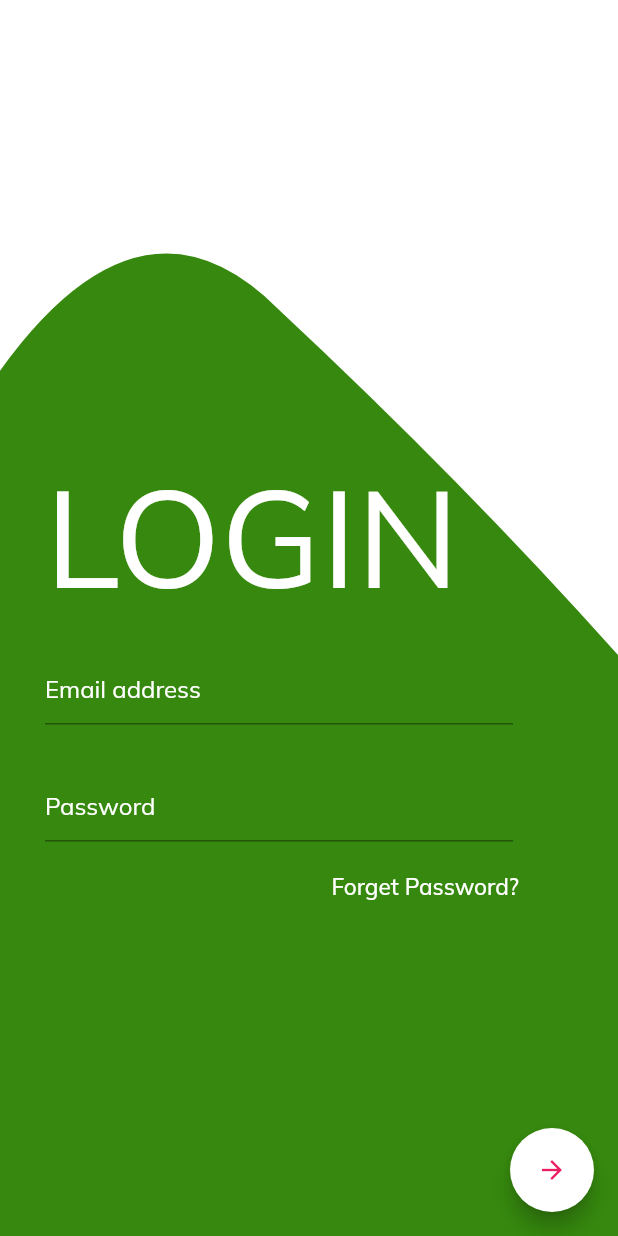
After one commit to mostafijurrm/e-commerce-flutter, a Flutter app: the LoginScreen screen opened by its route, on a phone screen of 412 x 824 dp. The commit adds this screen. Run offline on Flutter 3.47's test engine with Material 2 defaults, Android fonts, the phone set to English and light mode, and no system bars; our stand-ins replace flutter_screenutil, google_fonts; missing offline and left inert: flare_splash_screen, polygon_clipper.

Commit message:
added login screen

```diff
--- a/lib/main.dart
+++ b/lib/main.dart
@@ -1,4 +1,5 @@
 import 'package:e_commerce/route/route.dart';
+import 'package:e_commerce/screens/auth/login_screen.dart';
 import 'package:e_commerce/screens/home_screen.dart';
 import 'package:e_commerce/screens/product_details_screen.dart';
 import 'package:e_commerce/screens/splash_screen.dart';
@@ -25,6 +26,7 @@ class MyApp extends StatelessWidget {
       routes: {
         ROUTE.splash : (_) => Splash(),
         ROUTE.home : (_) => HomeScreen(),
+        ROUTE.login : (_) => LoginScreen(),
         ROUTE.productDetails : (_) => ProductDetailsScreen(),
       },
     );
--- a/lib/route/route.dart
+++ b/lib/route/route.dart
@@ -3,4 +3,5 @@ class ROUTE {
   static final String splash = 'splash';
   static final String home = 'home';
   static final String productDetails = 'product_detail';
+  static final String login = 'login';
 }
--- /dev/null
+++ b/lib/screens/auth/login_screen.dart
@@ -0,0 +1,193 @@
+
+import 'package:e_commerce/route/route.dart';
+import 'package:e_commerce/screens/utils/my_color.dart';
+import 'package:e_commerce/screens/utils/my_size.dart';
+import 'package:e_commerce/screens/utils/my_string.dart';
+import 'package:e_commerce/widgets/forget_password_button.dart';
+import 'package:flutter/material.dart';
+import 'package:flutter_screenutil/flutter_screenutil.dart';
+import 'package:polygon_clipper/polygon_border.dart';
+import 'package:polygon_clipper/polygon_clipper.dart';
+
+class LoginScreen extends StatefulWidget {
+  @override
+  _LoginScreenState createState() => _LoginScreenState();
+}
+
+class _LoginScreenState extends State<LoginScreen> {
+
+  @override
+  Widget build(BuildContext context) {
+    ScreenUtil.instance.init(context);
+    return Scaffold(
+      floatingActionButton: floatingActionBottom,
+      resizeToAvoidBottomPadding: false,
+      backgroundColor: Colors.white,
+      body: Stack(
+        children: <Widget>[
+          Positioned(
+            left: 240,
+            bottom: 520,
+            child: Container(
+              height: 250,
+              child: ClipPolygon(
+                sides: 6,
+                borderRadius: 10.0, // Default 0.0 degrees
+                rotate: 0, // Default 0.0 degrees
+                child: Container(
+                  decoration: BoxDecoration(
+                      gradient: LinearGradient(
+                        begin: Alignment.topRight,
+                        end: Alignment.bottomLeft,
+                        colors: <Color>[
+                          MyColor.primary_color,
+                          MyColor.secondary_color,
+                        ],
+                      )),
+                ),
+              ),
+            ),
+          ),
+          LinearGradientMask(
+            child: CustomPaint(
+              painter: CurvePainter(),
+              child: Container(
+                height: double.infinity,
+              ),
+            ),
+          ),
+          ListView(
+            children: <Widget>[
+              Padding(
+                padding: const EdgeInsets.fromLTRB(30, 300, 30, 0),
+                child: Column(
+                  crossAxisAlignment: CrossAxisAlignment.start,
+                  mainAxisAlignment: MainAxisAlignment.start,
+                  children: <Widget>[
+                    Text(
+                      MyString.login.toUpperCase(),
+                      style: TextStyle(
+                        color: MyColor.white,
+                        fontSize: MySize.dynamicSp(80),
+                      ),
+                    ),
+                    Column(
+                      children: <Widget>[
+                        _textField(MyString.email, false),
+                        _textField(MyString.password, true),
+                        ForgetPasswordButton(
+                          color: MyColor.white,
+                          rightPadding: 20,
+                        ),
+                      ],
+                    ),
+                  ],
+                ),
+              ),
+            ],
+          ),
+        ],
+      ),
+    );
+  }
+
+  Widget _textField(String text, bool obscure) => Padding(
+    padding: const EdgeInsets.fromLTRB(0, 20, 40, 10),
+    child: TextField(
+      style: TextStyle(color: MyColor.white),
+      textAlign: TextAlign.left,
+      obscureText: obscure,
+      autocorrect: false,
+      cursorColor: MyColor.white,
+      maxLines: 1,
+      decoration: InputDecoration(
+        border: new UnderlineInputBorder(
+            borderSide: new BorderSide(color: Colors.white)),
+        hintText: text,
+        hintStyle: TextStyle(color: Colors.white),
+      ),
+    ),
+  );
+
+  Widget get floatingActionBottom => FloatingActionButton(
+    backgroundColor: MyColor.white,
+    shape: PolygonBorder(
+      sides: 5,
+      borderRadius: 5.0, // Default 0.0 degrees
+      border: BorderSide.none, // Default BorderSide.none
+    ),
+    child: Icon(
+      Icons.arrow_forward,
+      color: Colors.pink,
+      size: 20,
+    ),
+    onPressed: () {
+      print('click');
+      Navigator.of(context).pushReplacementNamed(ROUTE.home);
+    },
+  );
+}
+
+class CurvePainter extends CustomPainter {
+  @override
+  void paint(Canvas canvas, Size size) {
+    Paint paint = new Paint()..color = MyColor.secondary_color;
+    // create a path
+    var path = Path();
+    path.moveTo(0, size.height * 0.30);
+    path.quadraticBezierTo(size.width * 0.23, size.height * 0.14,
+        size.width * 0.45, size.height * 0.25);
+    path.quadraticBezierTo(
+        size.width * 0.75, size.height * 0.39, size.width, size.height * 0.53);
+    path.lineTo(size.width, size.height);
+    path.lineTo(0, size.height);
+    canvas.drawPath(path, paint);
+  }
+
+  @override
+  bool shouldRepaint(CustomPainter oldDelegate) => true;
+}
+
+class DrawPoligon extends CustomClipper<Path> {
+  @override
+  Path getClip(Size size) {
+    final path = Path();
+    path.lineTo(0, 0);
+    path.lineTo(size.width, 0);
+    path.lineTo(size.width, size.height * 0.8);
+    path.lineTo(size.width * 0.8, size.height);
+    path.lineTo(size.width * 0.2, size.height);
+    path.lineTo(0, size.height * 0.8);
+    path.lineTo(0, 0);
+
+    path.close();
+    return path;
+  }
+
+  @override
+  bool shouldReclip(CustomClipper<Path> oldClipper) => false;
+}
+
+class LinearGradientMask extends StatelessWidget {
+  LinearGradientMask({this.child});
+  final Widget child;
+
+  @override
+  Widget build(BuildContext context) {
+    return ShaderMask(
+      blendMode: BlendMode.srcIn,
+      shaderCallback: (bounds) {
+        return LinearGradient(
+          begin: Alignment.topRight,
+          end: Alignment.bottomLeft,
+          colors: <Color>[
+            MyColor.primary_color,
+            MyColor.secondary_color,
+          ],
+          tileMode: TileMode.mirror,
+        ).createShader(bounds);
+      },
+      child: child,
+    );
+  }
+}
--- a/lib/screens/home_screen.dart
+++ b/lib/screens/home_screen.dart
@@ -1,3 +1,4 @@
+import 'package:e_commerce/route/route.dart';
 import 'package:e_commerce/screens/dashboard_screen.dart';
 import 'package:e_commerce/themes/light_color.dart';
 import 'package:e_commerce/themes/theme.dart';
@@ -25,7 +26,7 @@ class _HomeScreenState extends State<HomeScreen> {
             quarterTurns: 4,
             child: _icon(
                 Icons.sort,
-                color: Colors.black54
+                color: Colors.black54,
             ),
           ),
           ClipRRect(
@@ -40,10 +41,16 @@ class _HomeScreenState extends State<HomeScreen> {
                       spreadRadius: 10),
                 ],
               ),
-              child: Image.asset(
-                  "assets/user.png",
-                width: 40,
-                height: 40,
+              child: GestureDetector(
+                child: Image.asset(
+                    "assets/user.png",
+                  width: 40,
+                  height: 40,
+                ),
+                onTap: (){
+                  print('click');
+                  Navigator.of(context).pushNamed(ROUTE.login);
+                },
               ),
             ),
           ).ripple(() {}, borderRadius: BorderRadius.all(Radius.circular(13)))
@@ -52,7 +59,7 @@ class _HomeScreenState extends State<HomeScreen> {
     );
   }
 
-  Widget _icon(IconData icon, {Color color = LightColor.iconColor}) {
+  FlatButton _icon(IconData icon, {Color color = LightColor.iconColor}) {
     return Container(
       padding: EdgeInsets.all(10),
       decoration: BoxDecoration(
@@ -63,7 +70,9 @@ class _HomeScreenState extends State<HomeScreen> {
         icon,
         color: color,
       ),
-    ).ripple(() {}, borderRadius: BorderRadius.all(Radius.circular(13)));
+    ).ripple(() {
+      print('menu click');
+    }, borderRadius: BorderRadius.all(Radius.circular(13)));
   }
 
   Widget _title() {
@@ -125,7 +134,10 @@ class _HomeScreenState extends State<HomeScreen> {
             ),
           ),
           SizedBox(width: 20),
-          _icon(Icons.filter_list, color: Colors.black54)
+          _icon(
+              Icons.filter_list,
+              color: Colors.black54
+          )
         ],
       ),
     );
--- a/lib/screens/splash_screen.dart
+++ b/lib/screens/splash_screen.dart
@@ -24,7 +24,7 @@ class _SplashState extends State<Splash> {
         },
         onSuccess: (data) {
           print('success');
-          Navigator.of(context).pushReplacementNamed(ROUTE.home);
+          Navigator.of(context).pushReplacementNamed(ROUTE.login);
         },
       ),
     );
--- /dev/null
+++ b/lib/screens/utils/my_color.dart
@@ -0,0 +1,8 @@
+import 'dart:ui';
+
+class MyColor {
+  static const Color primary_color = Color(0xFF36890E);
+  static const Color secondary_color = Color(0xFF36890E);
+  static const Color white = Color(0xFFFFFFFF);
+  static const Color black = Color(0xFF000000);
+}
--- /dev/null
+++ b/lib/screens/utils/my_size.dart
@@ -0,0 +1,5 @@
+import 'package:flutter_screenutil/flutter_screenutil.dart';
+
+class MySize {
+  static dynamicSp(double fontsize) => ScreenUtil.instance.setSp(fontsize);
+}
--- /dev/null
+++ b/lib/screens/utils/my_string.dart
@@ -0,0 +1,8 @@
+class MyString {
+  static final String login = "Login";
+  static final String email = "Email address";
+  static final String username = "Username";
+  static final String password = "Password";
+  static final String forgetPassword = "Forget Password?";
+
+}
--- /dev/null
+++ b/lib/widgets/forget_password_button.dart
@@ -0,0 +1,28 @@
+import 'package:e_commerce/screens/utils/my_string.dart';
+import 'package:flutter/material.dart';
+
+class ForgetPasswordButton extends StatelessWidget {
+  final Color color;
+  final double rightPadding;
+  const ForgetPasswordButton({Key key, this.color, this.rightPadding})
+      : super(key: key);
+
+  @override
+  Widget build(BuildContext context) {
+    return Align(
+      alignment: Alignment.centerRight,
+      child: Padding(
+          padding: EdgeInsets.fromLTRB(0, 5, rightPadding, 0),
+          child: SizedBox(
+            height: 30,
+            child: FlatButton(
+              shape: RoundedRectangleBorder(
+                  borderRadius: new BorderRadius.circular(50.0)),
+              onPressed: () {},
+              child: Text(MyString.forgetPassword,
+                  style: TextStyle(fontSize: 15, color: color)),
+            ),
+          )),
+    );
+  }
+}
--- a/pubspec.yaml
+++ b/pubspec.yaml
@@ -30,6 +30,8 @@ dependencies:
   cupertino_icons: ^0.1.3
   google_fonts: ^0.3.9
   flare_splash_screen: ^3.0.1
+  flutter_screenutil: ^0.6.0
+  polygon_clipper: ^1.0.2
 
 dev_dependencies:
   flutter_test:
```
Also changed, not shown: lib/screens/auth/registration_screen.dart (added), pubspec.lock.
